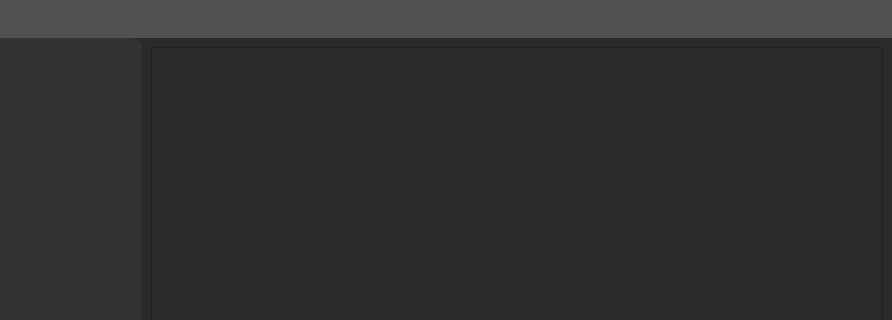
Old version of the form themeeditor.ui in the repository AritxOnly/Qt-AbletonLive_ThemeEditor; both pictures show x 108 to 1000 and y 0 to 320 of the 1000 by 600 pixel window.
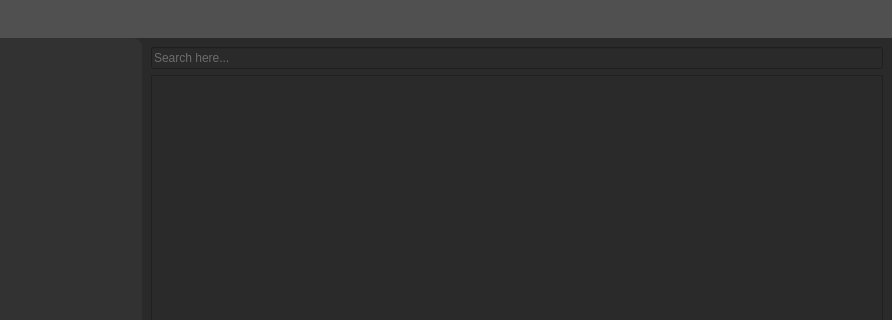
New version of the form. Icons and pictures are not drawn.

Commit message: - Features update: Color list view and close event message, add a empty searchbar

The edit to the form file:
```diff
--- a/themeeditor.ui
+++ b/themeeditor.ui
@@ -522,6 +522,27 @@
         <item>
          <widget class="QWidget" name="demoArea" native="true">
           <layout class="QVBoxLayout" name="verticalLayout_2">
+           <item>
+            <widget class="QLineEdit" name="searchBar">
+             <property name="enabled">
+              <bool>true</bool>
+             </property>
+             <property name="styleSheet">
+              <string notr="true">color: rgb(173, 173, 173);
+border-color: rgb(63, 63, 63);
+selection-color: rgb(83, 83, 83);</string>
+             </property>
+             <property name="inputMask">
+              <string/>
+             </property>
+             <property name="text">
+              <string/>
+             </property>
+             <property name="placeholderText">
+              <string>Search here...</string>
+             </property>
+            </widget>
+           </item>
            <item>
             <widget class="QListWidget" name="askColorList"/>
            </item>
```
The commit also changes 6 other files.
